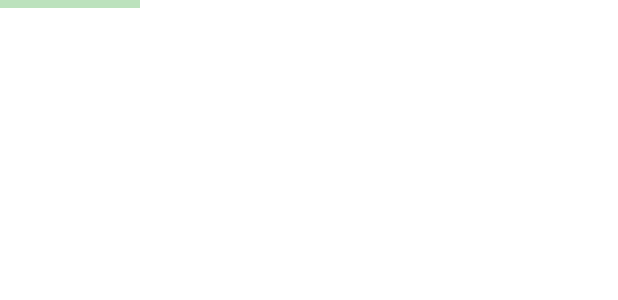
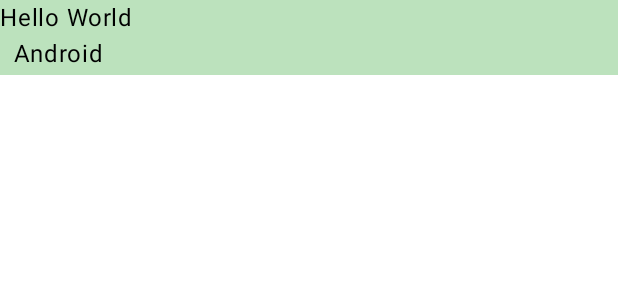
Before and after one commit to cloud0131/HelloAndroid, an Android app built with Jetpack Compose: the @Preview function GreetingPreview, on a phone screen of 412 x 824 dp. Shown: the top 300 px of the screen. Run offline under Robolectric (Android 15) with nearby library versions, the phone set to English and light mode, and no system bars.

Commit message:
tutorial　completion

```diff
--- a/app/src/main/java/com/example/helloandroid/MainActivity.kt
+++ b/app/src/main/java/com/example/helloandroid/MainActivity.kt
@@ -4,11 +4,13 @@ import android.os.Bundle
 import androidx.activity.ComponentActivity
 import androidx.activity.compose.setContent
 import androidx.compose.foundation.background
+import androidx.compose.foundation.layout.Box
 import androidx.compose.foundation.layout.fillMaxSize
 import androidx.compose.foundation.layout.height
-import androidx.compose.foundation.layout.width
+import androidx.compose.foundation.layout.padding
 import androidx.compose.material3.MaterialTheme
 import androidx.compose.material3.Surface
+import androidx.compose.foundation.layout.width
 import androidx.compose.material3.Text
 import androidx.compose.runtime.Composable
 import androidx.compose.ui.Modifier
@@ -25,18 +27,31 @@ class MainActivity : ComponentActivity() {
                 // A surface container using the 'background' color from the theme
                 Surface(modifier = Modifier.fillMaxSize(), color = MaterialTheme.colorScheme.background) {
                     Greeting("Greeting関数テスト（name変数呼び出し）")
+                    Test("〇")
                 }
             }
         }
     }
 }
+@Composable
+fun Test(candy: String){
+Surface(color = Color.LightGray) {
+Text(text = "テストコード$candy"+"チュートリアル6",modifier = Modifier.padding(24.dp))
+}
+}
+
 
 @Composable
 fun Greeting(name: String, modifier: Modifier = Modifier) {
+    Box{
     Text(
             text = "Hello World \n  $name",
-            modifier = modifier.background(Color(0xFFBCE2BD)).height(5.dp)
+            modifier = modifier
+                .background(Color(0xFFBCE2BD))
+                .height(50.dp)
+                .width(1000.dp)
     )
+    }
 }
 
 @Preview(showBackground = true)
```
